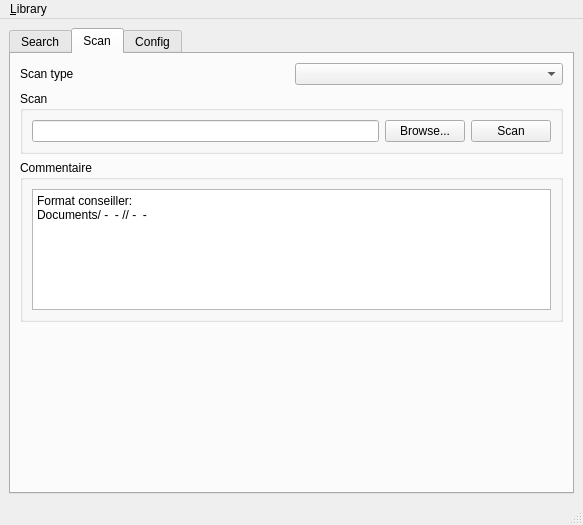
Qt form edocuments/ui/main.ui (sbrunner/edocuments) before a commit.
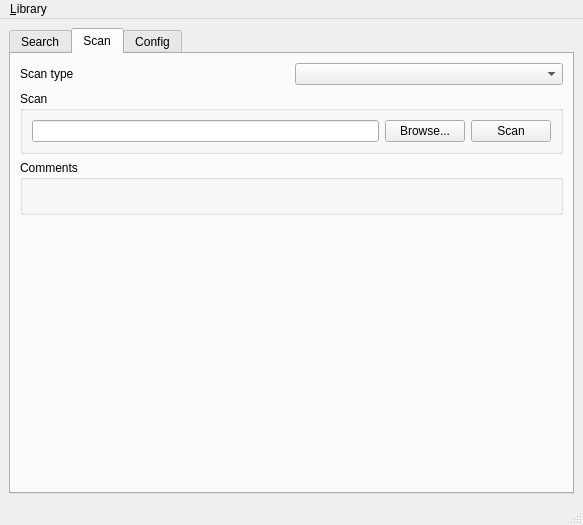
The same form after that commit. The open tabs and pages were chosen to show the change.

```diff
--- a/edocuments/ui/main.ui
+++ b/edocuments/ui/main.ui
@@ -127,20 +127,13 @@
         <item>
          <widget class="QGroupBox" name="groupBox">
           <property name="title">
-           <string>Commentaire</string>
+           <string>Comments</string>
           </property>
           <layout class="QVBoxLayout" name="verticalLayout_6">
            <item>
-            <widget class="QPlainTextEdit" name="plainTextEdit_2">
-             <property name="sizeAdjustPolicy">
-              <enum>QAbstractScrollArea::AdjustToContents</enum>
-             </property>
-             <property name="plainText">
-              <string notr="true">Format conseiller:
-Documents/&lt;entreprise&gt; - &lt;personne&gt; - &lt;N° client&gt;/&lt;categorie&gt;/&lt;nom&gt; - &lt;data&gt; - &lt;N° page&gt;</string>
-             </property>
-             <property name="textInteractionFlags">
-              <set>Qt::TextSelectableByKeyboard|Qt::TextSelectableByMouse</set>
+            <widget class="QLabel" name="scan_comments">
+             <property name="text">
+              <string/>
              </property>
             </widget>
            </item>
```
Left out of the diff: 8 changed lines with no effect on the pictures.
